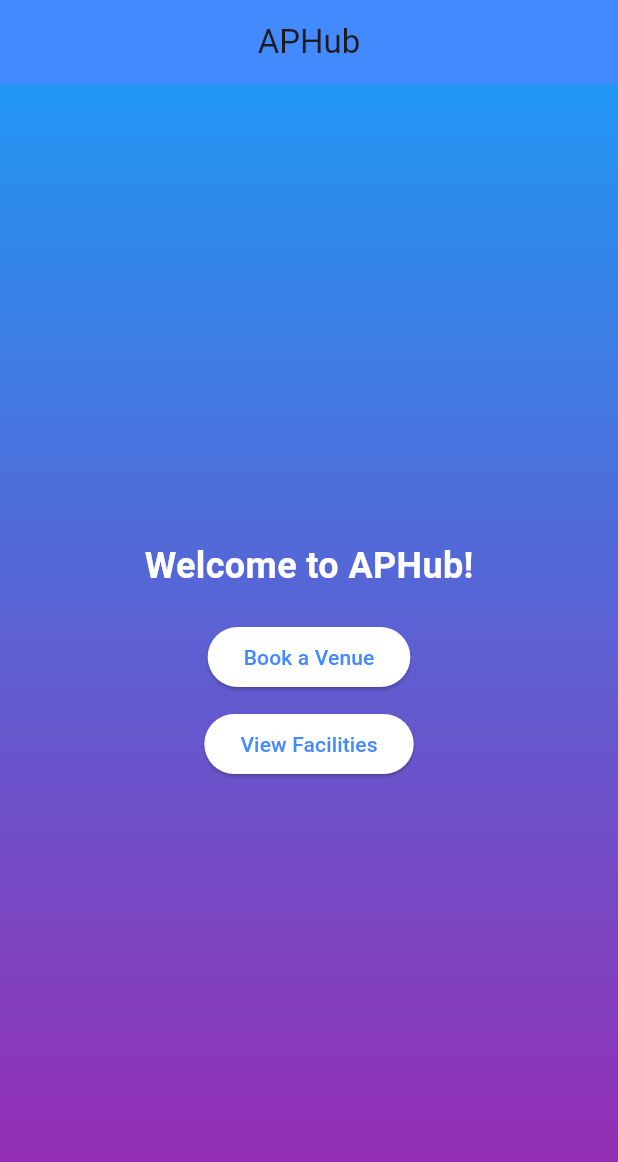
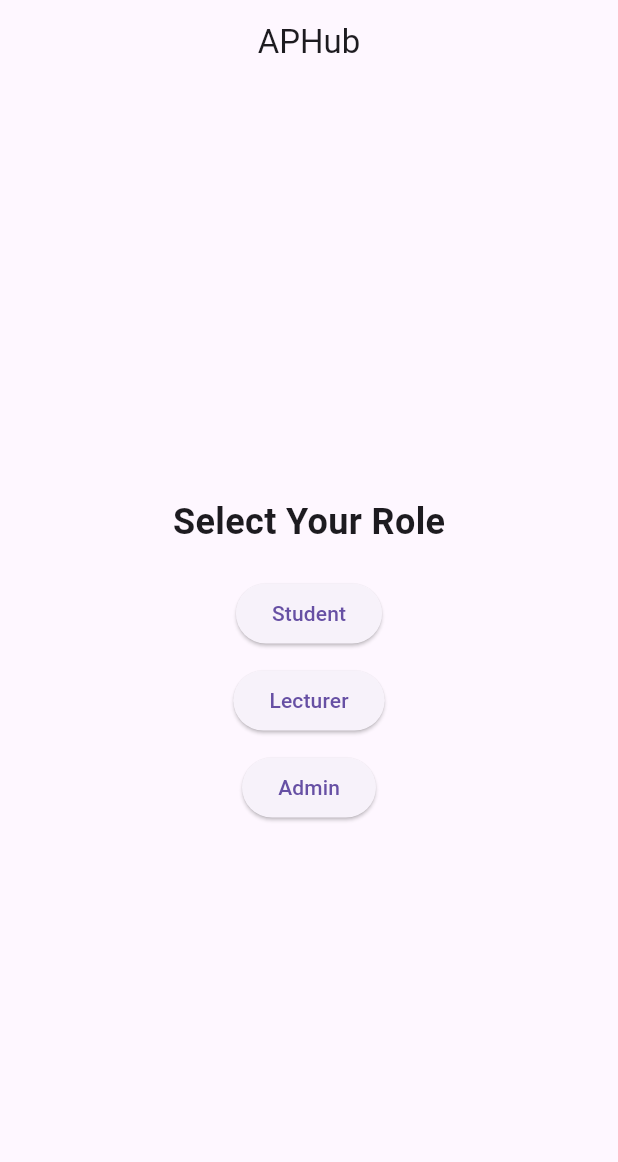
Before and after one commit to Desmond23Y/aphub, a Flutter app: the screen it shows after launch, on a phone screen of 412 x 824 dp. Shown: the top 1162 px of the screen. Run offline on Flutter 3.47's test engine with Material 3 defaults, Android fonts, the phone set to English and light mode, and no system bars.

Commit message:
changes by des

```diff
--- a/lib/home_page.dart
+++ b/lib/home_page.dart
@@ -0,0 +1,47 @@
+import 'package:flutter/material.dart';
+import 'roles/student.dart';
+import 'roles/lecturer.dart';
+import 'roles/admin.dart';
+
+class HomePage extends StatelessWidget {
+  const HomePage({super.key});
+
+  @override
+  Widget build(BuildContext context) {
+    return Scaffold(
+      appBar: AppBar(title: const Text('APHub'), centerTitle: true),
+      body: Center(
+        child: Column(
+          mainAxisAlignment: MainAxisAlignment.center,
+          children: [
+            const Text(
+              'Select Your Role',
+              style: TextStyle(fontSize: 24, fontWeight: FontWeight.bold),
+            ),
+            const SizedBox(height: 20),
+            ElevatedButton(
+              onPressed: () {
+                Navigator.push(context, MaterialPageRoute(builder: (context) => const StudentPage()));
+              },
+              child: const Text('Student'),
+            ),
+            const SizedBox(height: 10),
+            ElevatedButton(
+              onPressed: () {
+                Navigator.push(context, MaterialPageRoute(builder: (context) => const LecturerPage()));
+              },
+              child: const Text('Lecturer'),
+            ),
+            const SizedBox(height: 10),
+            ElevatedButton(
+              onPressed: () {
+                Navigator.push(context, MaterialPageRoute(builder: (context) => const AdminPage()));
+              },
+              child: const Text('Admin'),
+            ),
+          ],
+        ),
+      ),
+    );
+  }
+}
--- a/lib/main.dart
+++ b/lib/main.dart
@@ -1,4 +1,5 @@
 import 'package:flutter/material.dart';
+import 'home_page.dart';
 
 void main() {
   runApp(const APHub());
@@ -11,70 +12,8 @@
   Widget build(BuildContext context) {
     return MaterialApp(
       title: 'APHub',
-      theme: ThemeData(
-        primarySwatch: Colors.blue,
-      ),
+      theme: ThemeData(primarySwatch: Colors.blue),
       home: const HomePage(),
     );
   }
 }
-
-class HomePage extends StatelessWidget {
-  const HomePage({super.key});
-
-  @override
-  Widget build(BuildContext context) {
-    return Scaffold(
-      appBar: AppBar(
-        title: const Text('APHub'),
-        centerTitle: true,
-        backgroundColor: Colors.blueAccent,
-      ),
-
-      body: SafeArea(
-        child: Container(
-        decoration: const BoxDecoration(
-          gradient: LinearGradient(
-            colors: [Colors.blue, Colors.purple],
-            begin: Alignment.topCenter,
-            end: Alignment.bottomCenter,
-          ),
-        ),
-        child: Center(
-          child: Column(
-            mainAxisAlignment: MainAxisAlignment.center,
-            children: [
-              const Text(
-                'Welcome to APHub!',
-                style: TextStyle(
-                  fontSize: 24,
-                  fontWeight: FontWeight.bold,
-                  color: Colors.white,
-                ),
-              ),
-              const SizedBox(height: 20),
-              ElevatedButton(
-                onPressed: () {}, // Navigate to Booking Page
-                style: ElevatedButton.styleFrom(
-                  backgroundColor: Colors.white,
-                  foregroundColor: Colors.blueAccent,
-                ),
-                child: const Text('Book a Venue'),
-              ),
-              const SizedBox(height: 10),
-              ElevatedButton(
-                onPressed: () {}, // Navigate to Facilities Page
-                style: ElevatedButton.styleFrom(
-                  backgroundColor: Colors.white,
-                  foregroundColor: Colors.blueAccent,
-                ),
-                child: const Text('View Facilities'),
-              ),
-            ],
-          ),
-        ),
-      ),
-    ),
-    );
-  }
-}
--- a/lib/roles/admins.dart
+++ b/lib/roles/admins.dart
@@ -1 +1,15 @@
 // Admins Functionalities
+
+import 'package:flutter/material.dart';
+
+class AdminPage extends StatelessWidget {
+  const AdminPage({super.key});
+
+  @override
+  Widget build(BuildContext context) {
+    return Scaffold(
+      appBar: AppBar(title: const Text('Admin Dashboard')),
+      body: const Center(child: Text('Admin functionalities go here')),
+    );
+  }
+}
--- a/lib/roles/lecturers.dart
+++ b/lib/roles/lecturers.dart
@@ -1 +1,15 @@
 // Lecturers Functionalities
+
+import 'package:flutter/material.dart';
+
+class LecturerPage extends StatelessWidget {
+  const LecturerPage({super.key});
+
+  @override
+  Widget build(BuildContext context) {
+    return Scaffold(
+      appBar: AppBar(title: const Text('Lecturer Dashboard')),
+      body: const Center(child: Text('Lecturer functionalities go here')),
+    );
+  }
+}
--- a/lib/roles/students.dart
+++ b/lib/roles/students.dart
@@ -1 +1,15 @@
 // Students Functionalities
+
+import 'package:flutter/material.dart';
+
+class StudentPage extends StatelessWidget {
+  const StudentPage({super.key});
+
+  @override
+  Widget build(BuildContext context) {
+    return Scaffold(
+      appBar: AppBar(title: const Text('Student Dashboard')),
+      body: const Center(child: Text('Student functionalities go here')),
+    );
+  }
+}
```
Also changed, not shown: lib/utils/colors.dart (+9 -0 lines).
